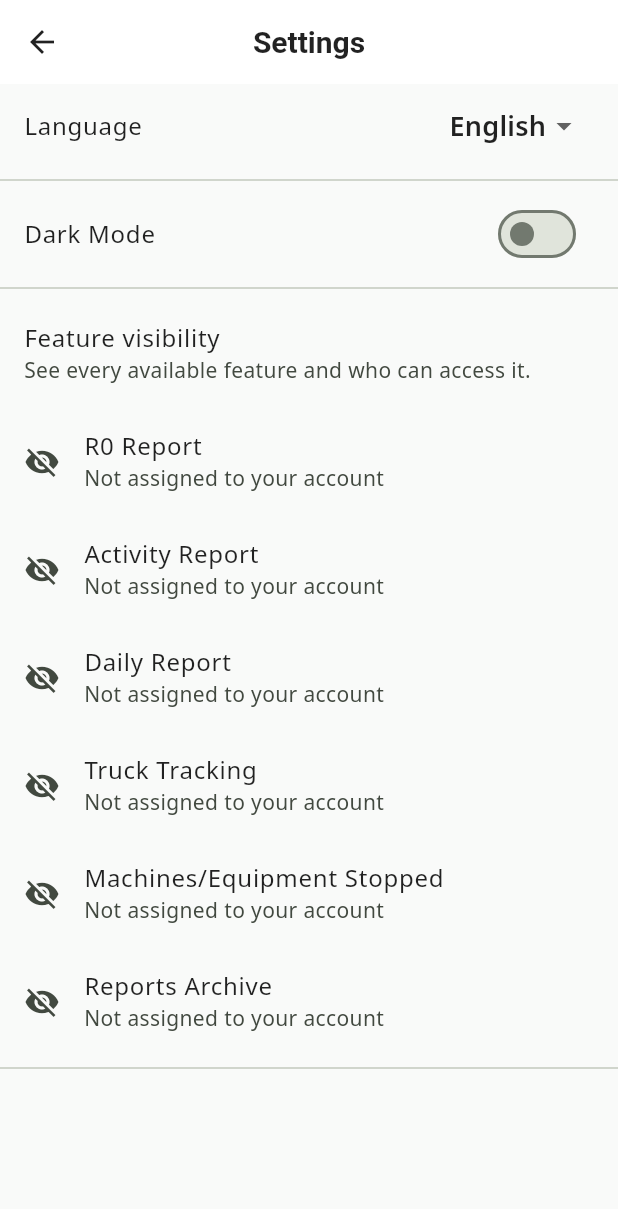
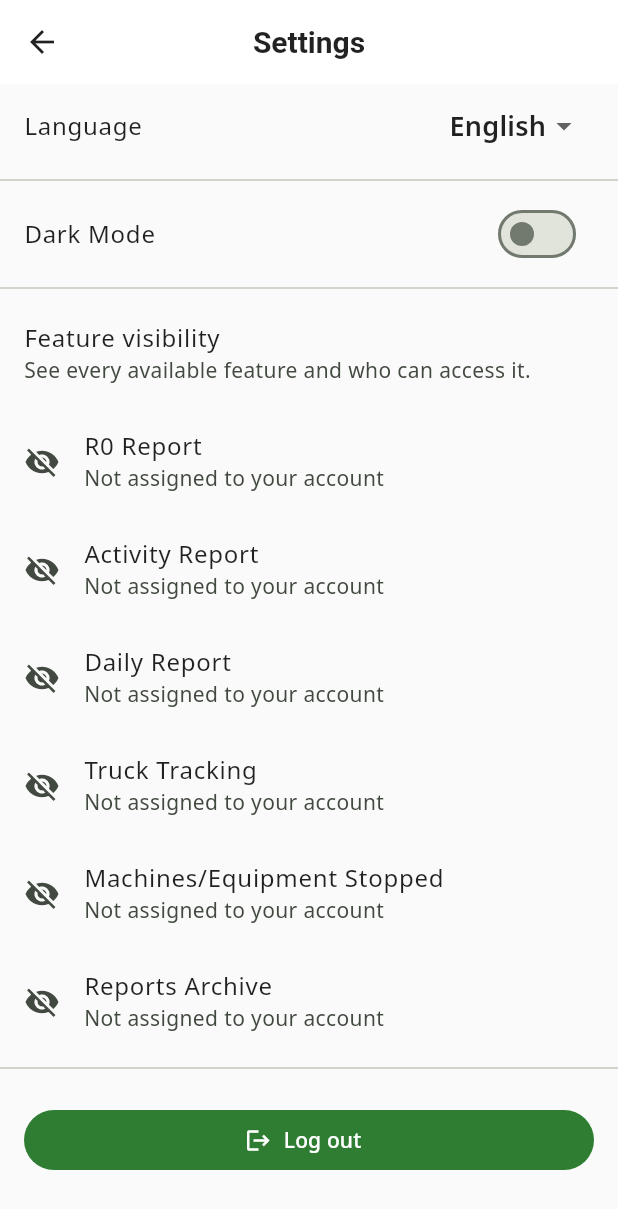
Before and after one commit to jamalabbay97/R0V0.0.1, a Flutter app: the SettingsScreen screen opened directly, on a phone screen of 412 x 824 dp. Shown: the top 1209 px of the screen. Run offline on Flutter 3.47's test engine with Material 3 defaults, Android fonts, the phone set to English and light mode, and no system bars; our stand-ins replace cloud_firestore, firebase_auth, firebase_core, flutter_dotenv, flutter_slidable, flutter_time_picker_spinner and 3 more; missing offline and left inert: googleapis; accounts and stored records are empty; project files that could hold a hidden picture were left out.

```diff
--- a/lib/presentation/screens/settings_screen.dart
+++ b/lib/presentation/screens/settings_screen.dart
@@ -121,6 +121,36 @@ class SettingsScreen extends StatelessWidget {
                     'This account is protected and cannot be modified by other admins.',
                   ),
                 ),
+              const SizedBox(height: 16),
+              Padding(
+                padding: const EdgeInsets.symmetric(horizontal: 16),
+                child: FilledButton.icon(
+                  onPressed: authProvider.isLoading
+                      ? null
+                      : () async {
+                          final ok = await authProvider.signOut();
+                          if (!context.mounted || ok) {
+                            return;
+                          }
+                          final message = authProvider.errorMessage ??
+                              'Unable to sign out. Please try again.';
+                          ScaffoldMessenger.of(context).showSnackBar(
+                            SnackBar(content: Text(message)),
+                          );
+                        },
+                  icon: authProvider.isLoading
+                      ? const SizedBox(
+                          width: 18,
+                          height: 18,
+                          child: CircularProgressIndicator(strokeWidth: 2),
+                        )
+                      : const Icon(Icons.logout),
+                  label: Text(
+                    authProvider.isLoading ? 'Signing out...' : 'Log out',
+                  ),
+                ),
+              ),
+              const SizedBox(height: 24),
             ],
           ),
         ),
```
